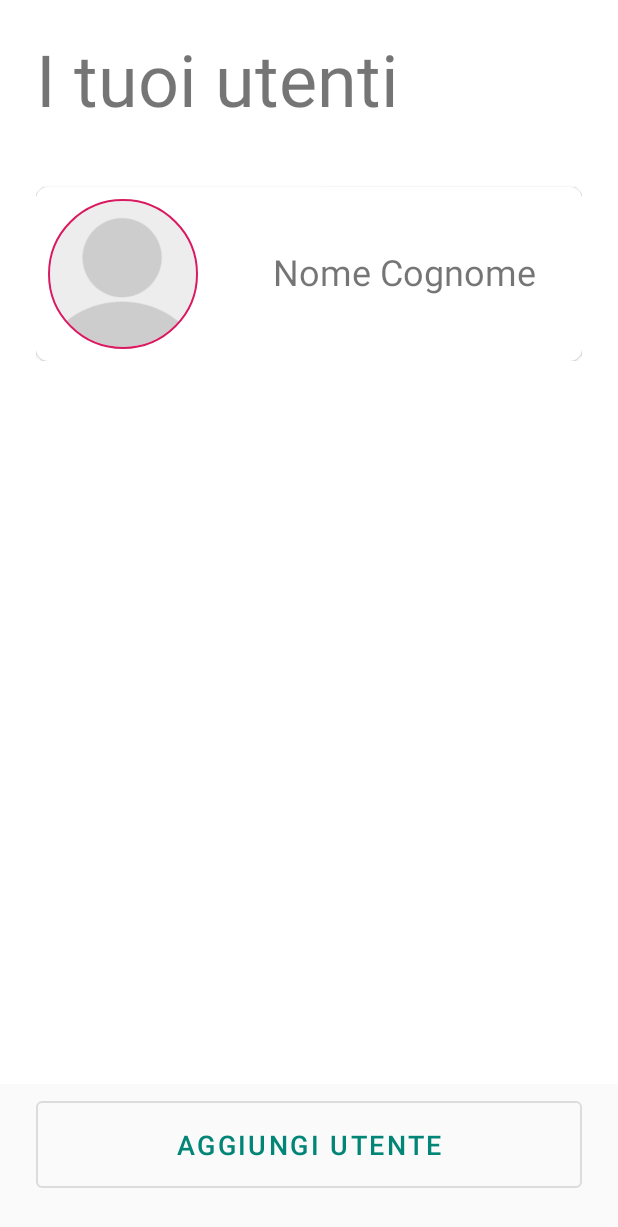
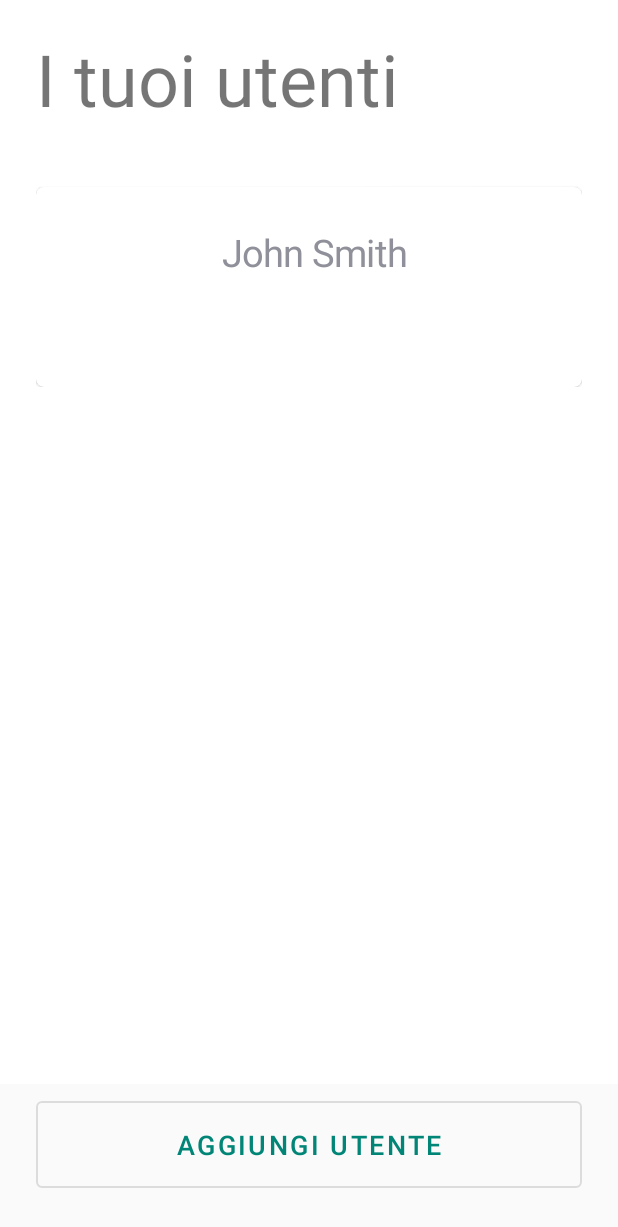
Before and after one commit to Fransiscu/myTherapy, an Android app: the SupervisorHomeActivity screen opened directly, with no data from a screen before it, on a phone screen of 412 x 824 dp. Shown: the top 1227 px of the screen. Run offline under Robolectric (Android 15) with nearby library versions, the phone set to English and light mode, and no system bars; our stand-ins replace CircleImageView.

Commit message:
Prima card visualizzata

```diff
--- a/app/build.gradle
+++ b/app/build.gradle
@@ -28,7 +28,8 @@ dependencies {
     androidTestImplementation 'androidx.test.espresso:espresso-core:3.2.0'
     implementation 'com.google.android.material:material:1.0.0'
     implementation 'de.hdodenhof:circleimageview:3.0.2'
-    implementation 'androidx.appcompat:appcompat:1.1.0'
+    implementation 'androidx.cardview:cardview:1.0.0'
+    implementation 'androidx.recyclerview:recyclerview:1.1.0'
     implementation 'androidx.cardview:cardview:1.0.0'
     implementation 'androidx.recyclerview:recyclerview:1.1.0'
 }
--- a/app/src/main/java/com/ium/mytherapy/controller/SupervisorHomeActivity.java
+++ b/app/src/main/java/com/ium/mytherapy/controller/SupervisorHomeActivity.java
@@ -1,20 +1,81 @@
 package com.ium.mytherapy.controller;
 
+import android.graphics.Color;
 import android.os.Bundle;
+import android.util.TypedValue;
+import android.view.Gravity;
+import android.view.ViewGroup;
+import android.widget.LinearLayout;
+import android.widget.TextView;
 
 import com.google.android.material.card.MaterialCardView;
 import com.ium.mytherapy.R;
+import com.ium.mytherapy.model.User;
+
+import java.util.ArrayList;
 
 import androidx.appcompat.app.AppCompatActivity;
+import androidx.cardview.widget.CardView;
+import de.hdodenhof.circleimageview.CircleImageView;
 
 public class SupervisorHomeActivity extends AppCompatActivity {
 
-    public MaterialCardView myView;
+    public MaterialCardView cardview;
+    TextView textview;
+    LinearLayout linearLayout;
+    CircleImageView imageView;
 
     @Override
     protected void onCreate(Bundle savedInstanceState) {
         super.onCreate(savedInstanceState);
         setContentView(R.layout.activity_home_supervisore);
+        linearLayout = findViewById(R.id.home_supervisore_view);
+
+        ArrayList<User> list = new ArrayList<User>();
+
+        User user = new User();
+        user.setNome("John");
+        user.setCognome("Smith");
+
+        list.add(user);
+
+        cardview = new MaterialCardView(this);
+        imageView = new CircleImageView(this);
+
+        ViewGroup.LayoutParams layoutparams = new CardView.LayoutParams(
+                ViewGroup.LayoutParams.MATCH_PARENT,
+                ViewGroup.LayoutParams.WRAP_CONTENT
+        );
+
+        cardview.setLayoutParams(layoutparams);
+
+        cardview.setMinimumHeight(200);
+
+        cardview.setRadius(8);
+
+        cardview.setPadding(25, 25, 25, 25);
+
+        cardview.setCardBackgroundColor(Color.WHITE);
+
+        textview = new TextView(getApplicationContext());
+
+        textview.setLayoutParams(layoutparams);
+
+        textview.setText(String.format("%s %s", user.getNome(), user.getCognome()));
+
+        textview.setTextSize(TypedValue.COMPLEX_UNIT_DIP, 25);
+
+        textview.setPadding(30, 40, 20, 0);
+
+        textview.setGravity(Gravity.CENTER);
+
+        cardview.addView(textview);
+
+        linearLayout.addView(cardview);
+
+
 
     }
+
+
 }
--- a/app/src/main/java/com/ium/mytherapy/model/User.java
+++ b/app/src/main/java/com/ium/mytherapy/model/User.java
@@ -6,7 +6,17 @@ public class User {
     private String email;
     private String password;
     private String dataNascita;
-//    private Terapia terapia;
+    private String avatar;
+
+    public String getAvatar() {
+        return avatar;
+    }
+
+    public void setAvatar(String avatar) {
+        this.avatar = avatar;
+    }
+
+    //    private Terapia terapia;
 
     public User() {
     }
--- a/app/src/main/res/layout/activity_home_supervisore.xml
+++ b/app/src/main/res/layout/activity_home_supervisore.xml
@@ -21,6 +21,7 @@
         <LinearLayout
             android:layout_width="match_parent"
             android:layout_height="wrap_content"
+            android:id="@+id/home_supervisore_view"
             android:orientation="vertical"
             tools:ignore="ExtraText">
 
@@ -34,48 +35,10 @@
                 android:layout_width="wrap_content"
                 android:layout_height="40sp" />
 
-            <com.google.android.material.card.MaterialCardView
-                style="@style/AppCompatCardsStyle"
-                android:layout_width="match_parent"
-                android:layout_height="wrap_content"
-                android:checkable="true"
-                android:clickable="true"
-                android:focusable="true"
-                android:minHeight="101sp"
-                app:cardCornerRadius="8sp"
-                tools:ignore="PrivateResource">
+            <!-- Start material card -->
 
-                <androidx.appcompat.widget.LinearLayoutCompat
-                    android:layout_width="wrap_content"
-                    android:layout_height="match_parent">
 
-                    <de.hdodenhof.circleimageview.CircleImageView
-                        android:layout_width="100sp"
-                        android:layout_height="100sp"
-                        android:layout_marginStart="8sp"
-                        android:layout_marginTop="8sp"
-                        android:layout_marginEnd="20sp"
-                        android:layout_marginBottom="8sp"
-                        android:src="@drawable/avatardefault"
-                        app:civ_border_color="@color/colorAccent"
-                        app:civ_border_width="1sp" />
-
-                    <TextView
-                        android:id="@+id/text_view_id"
-                        android:layout_width="wrap_content"
-                        android:layout_height="wrap_content"
-                        android:layout_marginStart="30sp"
-                        android:layout_marginTop="40sp"
-                        android:layout_marginEnd="20sp"
-                        android:text="@string/esempio_nome"
-                        android:textSize="24sp" />
-
-                </androidx.appcompat.widget.LinearLayoutCompat>
-
-            </com.google.android.material.card.MaterialCardView>
-
-            <!-- -->
-            <!-- -->
+            <!-- End material card -->
 
         </LinearLayout>
 
```
